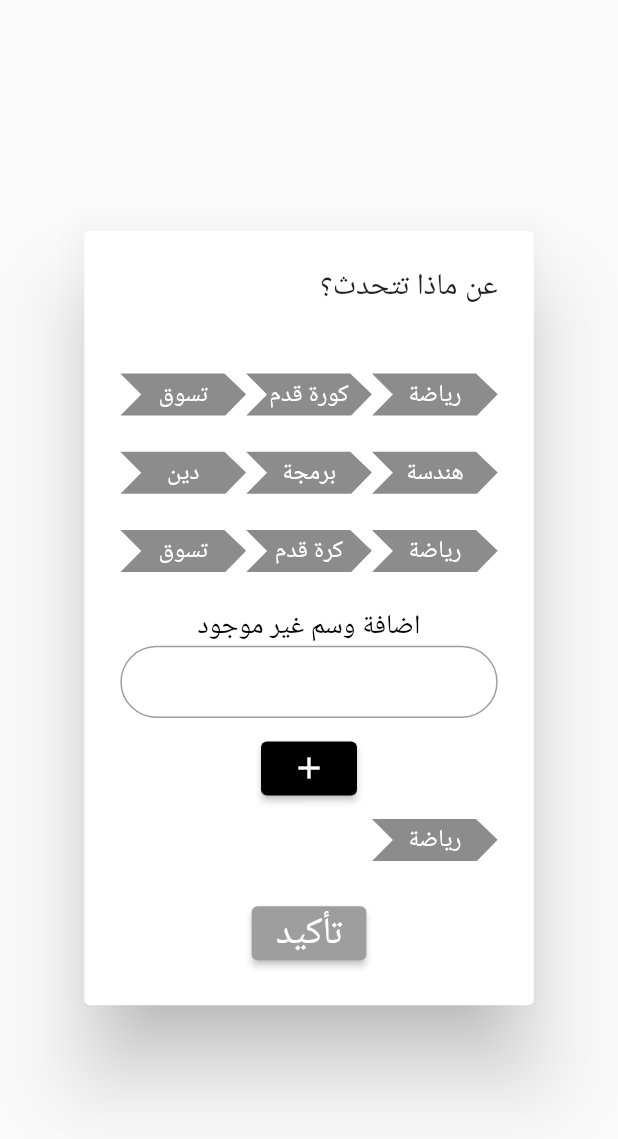
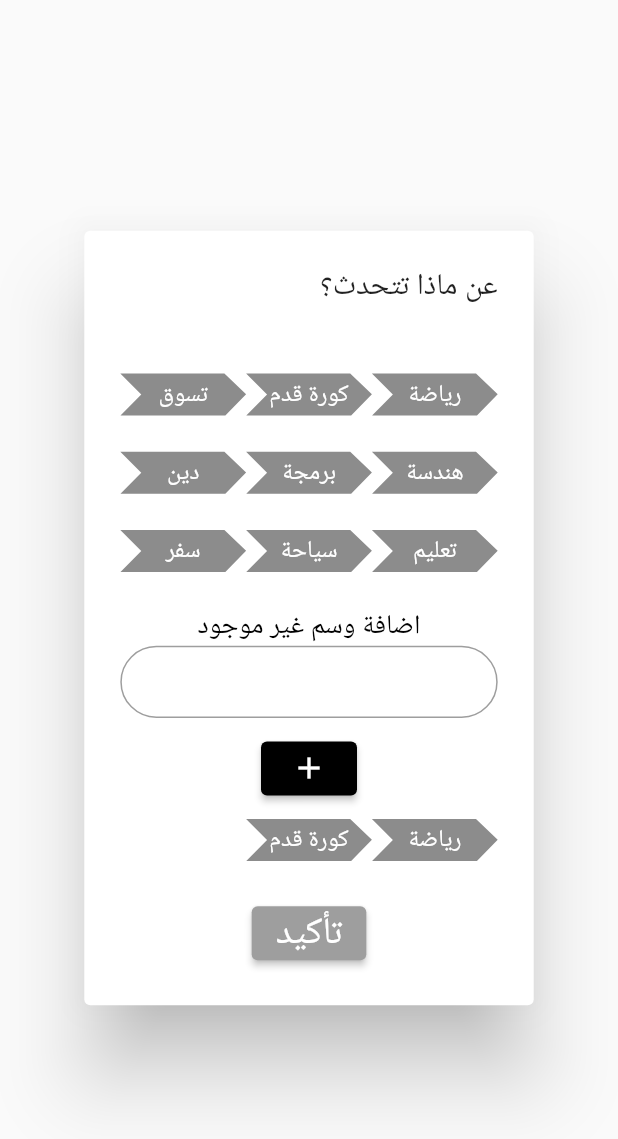
Before and after one commit to Amrmahmoud333/naseha, a Flutter app: the ChooseTag widget shown alone on an empty page, opened directly, after a tap on "رياضة", after a tap on "كورة قدم", on a phone screen of 412 x 824 dp. Shown: the top 1139 px of the screen. Run offline on Flutter 3.47's test engine with Material 2 defaults, Android fonts, the phone set to English and light mode, and no system bars; our stand-ins replace auto_size_text, bloc, cloud_firestore, firebase_auth, firebase_core, flutter_bloc and 2 more; accounts and stored records are empty; network calls fail.

Commit message:
change choose tag logic

```diff
--- a/lib/data/models/tag_model.dart
+++ /dev/null
@@ -1,6 +0,0 @@
-class TagModel {
-  String text;
-  bool isChoosen;
-
-  TagModel({required this.text, required this.isChoosen});
-}
--- a/lib/logic/naseha_cubit/naseha_cubit.dart
+++ b/lib/logic/naseha_cubit/naseha_cubit.dart
@@ -36,15 +36,20 @@ class NasehaCubit extends Cubit<NasehaState> {
   }
 
   // add tags to naseha
-  int numberOfTags = 0;
   List<String>? tags = [];
-  bool choosen = false;
-
+  bool numberOfTags = true;
   chooseTags(String tag) {
-    choosen = !choosen;
-    choosen ? tags!.add(tag) : tags!.remove(tag);
-    choosen ? numberOfTags++ : numberOfTags--;
-
+    if (tags!.contains(tag)) {
+      tags!.remove(tag);
+      numberOfTags = true;
+    } else {
+      if (tags!.length < 3) {
+        tags!.add(tag);
+        numberOfTags = true;
+      } else {
+        numberOfTags = false;
+      }
+    }
     emit(AddTagState());
   }
 }
--- a/lib/views/add_naseha/widget/choose_tag.dart
+++ b/lib/views/add_naseha/widget/choose_tag.dart
@@ -45,9 +45,9 @@ class ChooseTag extends StatelessWidget {
               SizedBox(height: h(25)),
               Row(
                 children: const [
-                  TagList(text: 'رياضة'),
-                  TagList(text: 'كرة قدم'),
-                  TagList(text: 'تسوق'),
+                  TagList(text: 'تعليم'),
+                  TagList(text: 'سياحة'),
+                  TagList(text: 'سفر'),
                 ],
               ),
               SizedBox(height: h(25)),
@@ -89,6 +89,18 @@ class ChooseTag extends StatelessWidget {
                   );
                 },
               ),
+              BlocBuilder<NasehaCubit, NasehaState>(
+                builder: (context, state) {
+                  return !cubit.numberOfTags
+                      ? const Directionality(
+                          textDirection: TextDirection.rtl,
+                          child: Text(
+                            'لا يمكنك اختيار أكثر من ثلاث أوسام',
+                            style: TextStyle(color: Colors.redAccent),
+                          ))
+                      : const SizedBox();
+                },
+              ),
               SizedBox(height: h(25)),
               ElevatedButton(
                 onPressed: () {},
```
